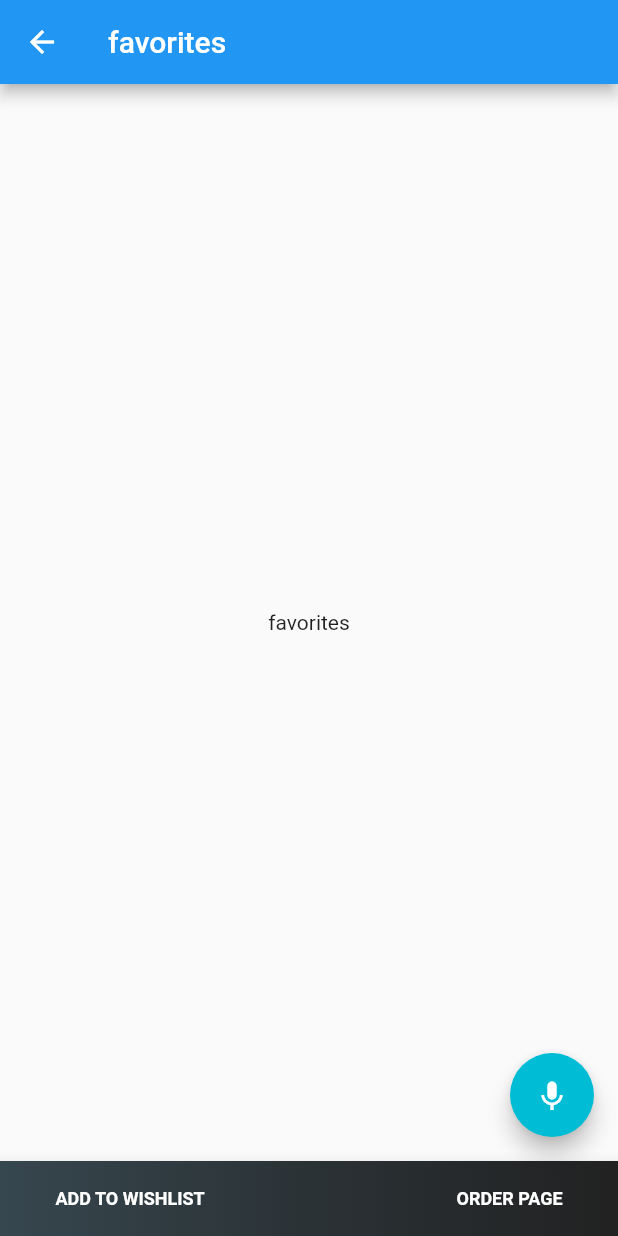
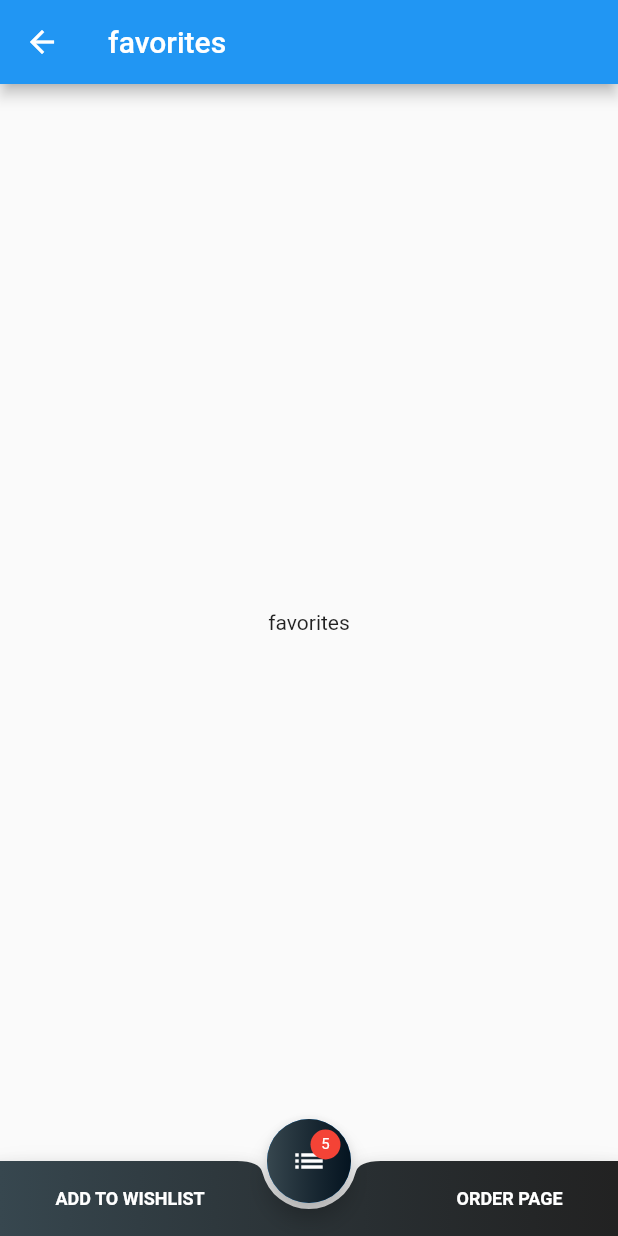
Before and after one commit to amanjaiswal03/notepadai_frontend, a Flutter app: the favorites screen opened by its route, on a phone screen of 412 x 824 dp. Run offline on Flutter 3.47's test engine with Material 2 defaults, Android fonts, the phone set to English and light mode, and no system bars; missing offline and left inert: grpc, protobuf.

Commit message:
changed floating action button

```diff
--- a/lib/screens/favorites/favorites.dart
+++ b/lib/screens/favorites/favorites.dart
@@ -2,6 +2,7 @@ import 'package:flutter/material.dart';
 import 'dart:async';
 import 'package:notepadai_app/main.dart';
 import 'package:notepadai_app/widgets/bottomBar.dart';
+import 'package:notepadai_app/screens/favorites/widgets/custom_float.dart';
 
 class favorites extends StatefulWidget {
   favorites({Key key, this.title}) : super(key: key);
@@ -107,12 +108,16 @@ class _favoritesState extends State<favorites> {
         child: Text("favorites"),
       ),
       bottomNavigationBar: myBottomBar(),
-      floatingActionButton: FloatingActionButton(
-        backgroundColor: _buttonColor,
-        child: _buttonIcon,
-        onPressed: _streamAudio,
-        tooltip: 'Start streaming audio',
+      floatingActionButton: CustomFloat(
+        builder: Text(
+          "5",
+          style: TextStyle(color: Colors.white, fontSize: 10.0),
+
+        ),
+        icon: Icons.list,
+        qrCallback: () {},
       ),
+        floatingActionButtonLocation: FloatingActionButtonLocation.centerDocked
     );
   }
 }
--- /dev/null
+++ b/lib/screens/favorites/widgets/custom_float.dart
@@ -0,0 +1,50 @@
+import 'package:flutter/material.dart';
+
+class CustomFloat extends StatelessWidget {
+  final IconData icon;
+  final Widget builder;
+  final VoidCallback qrCallback;
+  final isMini;
+
+  CustomFloat({this.icon, this.builder, this.qrCallback, this.isMini = false});
+
+  @override
+  Widget build(BuildContext context) {
+    return FloatingActionButton(
+      clipBehavior: Clip.antiAlias,
+      mini: isMini,
+      onPressed: qrCallback,
+      child: Ink(
+        decoration: new BoxDecoration(
+            gradient: new LinearGradient(colors: [
+              // new Color.fromRGBO(103, 218, 255, 1.0),
+              // new Color.fromRGBO(3, 169, 244, 1.0),
+              // new Color.fromRGBO(0, 122, 193, 1.0),
+              Colors.blueGrey.shade800,
+              Colors.black87,
+            ])),
+        child: Stack(
+          fit: StackFit.expand,
+          children: <Widget>[
+            Icon(
+              icon,
+              color: Colors.white,
+            ),
+            builder != null
+                ? Positioned(
+              right: 7.0,
+              top: 7.0,
+              child: CircleAvatar(
+                backgroundColor: Colors.red,
+                child: builder,
+                radius: 10.0,
+              ),
+            )
+                : Container(),
+            // builder
+          ],
+        ),
+      ),
+    );
+  }
+}
```
